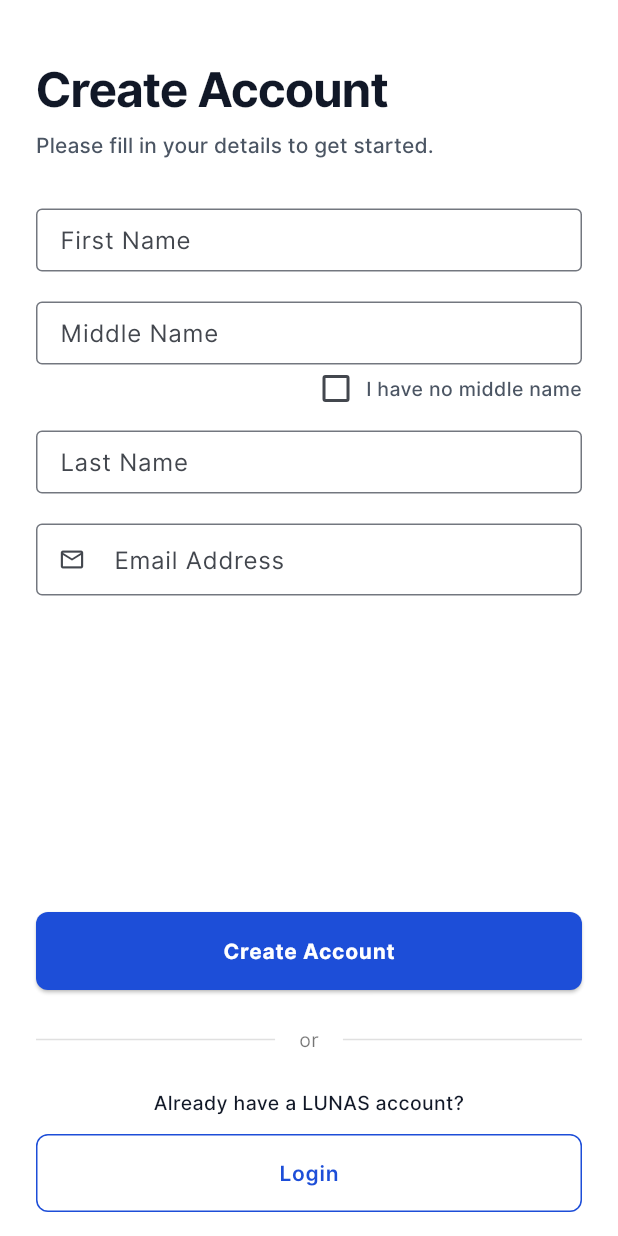
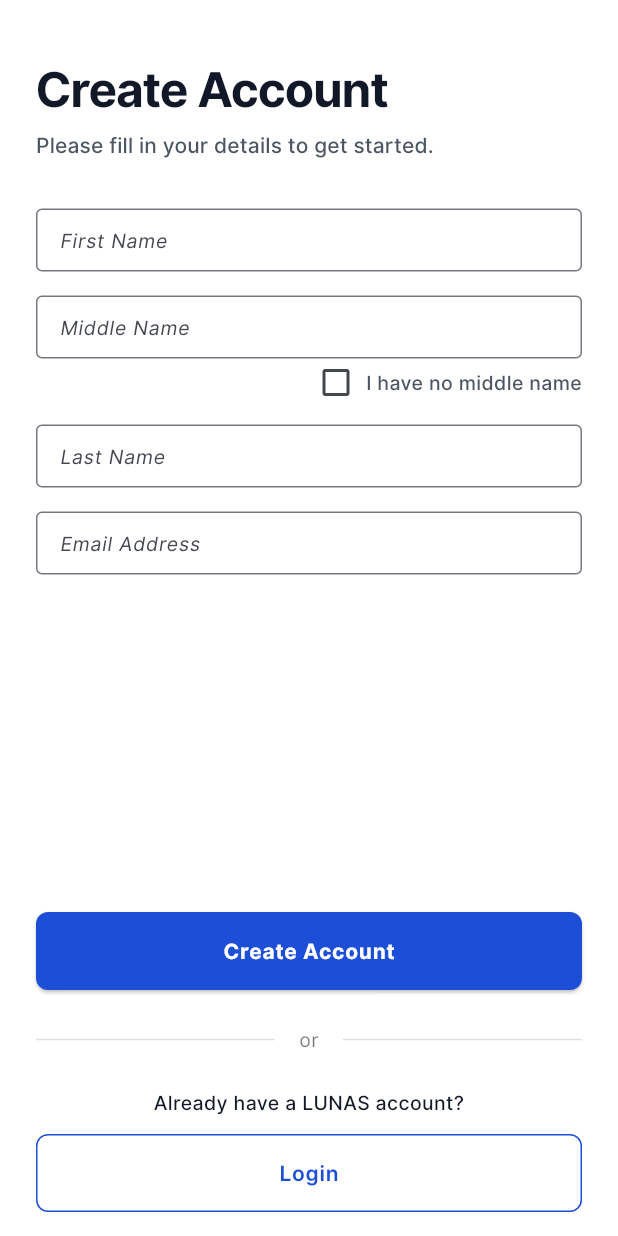
Before and after one commit to Narvaskristian08/lunas-system, a Flutter app: the SignUpScreen screen opened by its route, on a phone screen of 412 x 824 dp. Run offline on Flutter 3.47's test engine with Material 3 defaults, Android fonts, the phone set to English and light mode, and no system bars; our stand-ins replace go_router.

Commit message:
Fix signupScreen layout bug

```diff
--- a/lunas_mobile/lib/features/auth/presentation/screens/signup_screen.dart
+++ b/lunas_mobile/lib/features/auth/presentation/screens/signup_screen.dart
@@ -66,7 +66,6 @@ class _SignUpScreenState extends State<SignUpScreen> {
                       children: [
                         const SizedBox(height: 40),
 
-                        // ─── Header Section ───
                         Text(
                           'Create Account',
                           textAlign: TextAlign.left,
@@ -86,8 +85,7 @@ class _SignUpScreenState extends State<SignUpScreen> {
                         ),
                         const SizedBox(height: 32),
 
-                        // ─── Form Fields Section ───
-                        // 👤 First Name
+                        // First Name Input Field
                         TextFormField(
                           controller: _firstNameController,
                           textCapitalization: TextCapitalization.words,
@@ -96,10 +94,23 @@ class _SignUpScreenState extends State<SignUpScreen> {
                             color: AppColorsLight.textPrimary,
                           ),
                           decoration: const InputDecoration(
-                            labelText: 'First Name',
-                            hintText: 'John',
+                            hintText: 'First Name',
+                            hintStyle: AppTextStyles.bodySmallItalic,
+                            isDense: true,
+                            errorMaxLines: 1,
+                            prefix: SizedBox(width: 12.0),
+                            prefixIconConstraints: BoxConstraints(
+                              minWidth: 0,
+                              minHeight: 0,
+                            ),
+                            contentPadding: EdgeInsets.only(
+                              left: 0.0,
+                              top: 12.0,
+                              bottom: 12.0,
+                              right: 12.0,
+                            ),
+                            counterText: '',
                             border: OutlineInputBorder(),
-                            isDense: true,
                           ),
                           validator: (value) {
                             if (value == null || value.trim().isEmpty) {
@@ -108,9 +119,9 @@ class _SignUpScreenState extends State<SignUpScreen> {
                             return null;
                           },
                         ),
-                        const SizedBox(height: 20),
+                        const SizedBox(height: 16),
 
-                        // 👤 Middle Name
+                        // Middle Name Input Field
                         TextFormField(
                           controller: _middleNameController,
                           enabled: !_hasNoMiddleName,
@@ -121,11 +132,24 @@ class _SignUpScreenState extends State<SignUpScreen> {
                                 ? AppColorsLight.textSecondary
                                 : AppColorsLight.textPrimary,
                           ),
-                          decoration: InputDecoration(
-                            labelText: 'Middle Name',
-                            hintText: _hasNoMiddleName ? 'N/A' : 'Dela',
-                            border: const OutlineInputBorder(),
+                          decoration: const InputDecoration(
+                            hintText: 'Middle Name',
+                            hintStyle: AppTextStyles.bodySmallItalic,
                             isDense: true,
+                            errorMaxLines: 1,
+                            prefix: SizedBox(width: 12.0),
+                            prefixIconConstraints: BoxConstraints(
+                              minWidth: 0,
+                              minHeight: 0,
+                            ),
+                            contentPadding: EdgeInsets.only(
+                              left: 0.0,
+                              top: 12.0,
+                              bottom: 12.0,
+                              right: 12.0,
+                            ),
+                            counterText: '',
+                            border: OutlineInputBorder(),
                           ),
                           validator: (value) {
                             if (!_hasNoMiddleName &&
@@ -136,7 +160,7 @@ class _SignUpScreenState extends State<SignUpScreen> {
                           },
                         ),
 
-                        // ☑️ "I have no middle name" Checkbox (Checkbox Left, Text Right, Aligned Right)
+                        // Checkbox
                         const SizedBox(height: 4),
                         Align(
                           alignment: Alignment.centerRight,
@@ -187,7 +211,7 @@ class _SignUpScreenState extends State<SignUpScreen> {
                         ),
                         const SizedBox(height: 16),
 
-                        // 👤 Last Name
+                        // Last Name Input Field
                         TextFormField(
                           controller: _lastNameController,
                           textCapitalization: TextCapitalization.words,
@@ -196,10 +220,23 @@ class _SignUpScreenState extends State<SignUpScreen> {
                             color: AppColorsLight.textPrimary,
                           ),
                           decoration: const InputDecoration(
-                            labelText: 'Last Name',
-                            hintText: 'Doe',
+                            hintText: 'Last Name',
+                            hintStyle: AppTextStyles.bodySmallItalic,
+                            isDense: true,
+                            errorMaxLines: 1,
+                            prefix: SizedBox(width: 12.0),
+                            prefixIconConstraints: BoxConstraints(
+                              minWidth: 0,
+                              minHeight: 0,
+                            ),
+                            contentPadding: EdgeInsets.only(
+                              left: 0.0,
+                              top: 12.0,
+                              bottom: 12.0,
+                              right: 12.0,
+                            ),
+                            counterText: '',
                             border: OutlineInputBorder(),
-                            isDense: true,
                           ),
                           validator: (value) {
                             if (value == null || value.trim().isEmpty) {
@@ -208,9 +245,9 @@ class _SignUpScreenState extends State<SignUpScreen> {
                             return null;
                           },
                         ),
-                        const SizedBox(height: 20),
+                        const SizedBox(height: 16),
 
-                        // ✉️ Email Address
+                        // ✉️ Email Address Input Field
                         TextFormField(
                           controller: _emailController,
                           keyboardType: TextInputType.emailAddress,
@@ -219,28 +256,39 @@ class _SignUpScreenState extends State<SignUpScreen> {
                             color: AppColorsLight.textPrimary,
                           ),
                           decoration: const InputDecoration(
-                            labelText: 'Email Address',
-                            hintText: 'example@domain.com',
-                            prefixIcon: Icon(Icons.email_outlined),
+                            hintText: 'Email Address',
+                            hintStyle: AppTextStyles.bodySmallItalic,
+                            isDense: true,
+                            errorMaxLines: 1,
+                            prefix: SizedBox(width: 12.0),
+                            prefixIconConstraints: BoxConstraints(
+                              minWidth: 0,
+                              minHeight: 0,
+                            ),
+                            contentPadding: EdgeInsets.only(
+                              left: 0.0,
+                              top: 12.0,
+                              bottom: 12.0,
+                              right: 12.0,
+                            ),
+                            counterText: '',
                             border: OutlineInputBorder(),
-                            isDense: true,
                           ),
                           validator: (value) {
                             if (value == null || value.trim().isEmpty) {
                               return 'Please enter your email address';
                             }
-                            if (!_emailRegex.hasMatch(value.trim())) {
+                            final cleanValue = value.trim();
+                            if (!_emailRegex.hasMatch(cleanValue)) {
                               return 'Please enter a valid email address';
                             }
                             return null;
                           },
                         ),
 
-                        // ─── Flexible Spacer to Push Actions to Bottom ───
                         const Spacer(),
                         const SizedBox(height: 24),
 
-                        // 📩 Create Account Button
                         ElevatedButton(
                           onPressed: _submitForm,
                           style: ElevatedButton.styleFrom(
@@ -261,7 +309,6 @@ class _SignUpScreenState extends State<SignUpScreen> {
                         ),
                         const SizedBox(height: 24),
 
-                        // ─── Divider ───
                         Row(
                           children: [
                             const Expanded(
@@ -302,7 +349,6 @@ class _SignUpScreenState extends State<SignUpScreen> {
                         ),
                         const SizedBox(height: 12),
 
-                        // 🔑 Login Button
                         OutlinedButton(
                           onPressed: () => Navigator.pop(context),
                           style: OutlinedButton.styleFrom(
```
